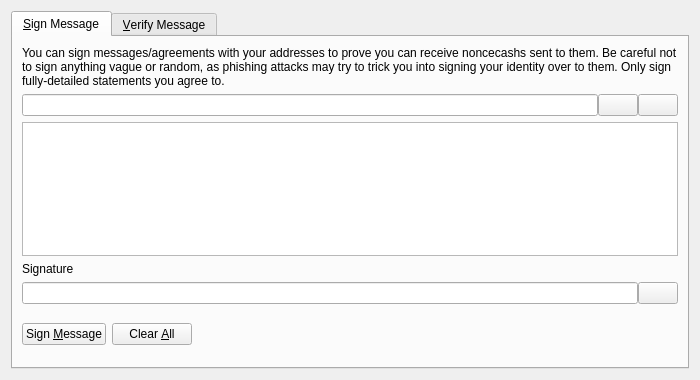
Above: src/qt/forms/signverifymessagedialog.ui from termucoin/dogecoin before the change. Below: the same form after it.
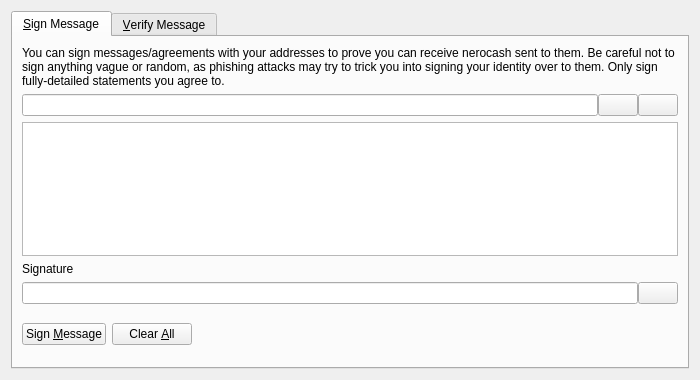
That is the form after the change. Icons and pictures are not drawn. Custom widgets are drawn as their Qt base class.

The edit to the form file:
```diff
--- a/src/qt/forms/signverifymessagedialog.ui
+++ b/src/qt/forms/signverifymessagedialog.ui
@@ -30,7 +30,7 @@
        <item>
         <widget class="QLabel" name="infoLabel_SM">
          <property name="text">
-          <string>You can sign messages/agreements with your addresses to prove you can receive noncecashs sent to them. Be careful not to sign anything vague or random, as phishing attacks may try to trick you into signing your identity over to them. Only sign fully-detailed statements you agree to.</string>
+          <string>You can sign messages/agreements with your addresses to prove you can receive nerocash sent to them. Be careful not to sign anything vague or random, as phishing attacks may try to trick you into signing your identity over to them. Only sign fully-detailed statements you agree to.</string>
          </property>
          <property name="textFormat">
           <enum>Qt::PlainText</enum>
```
